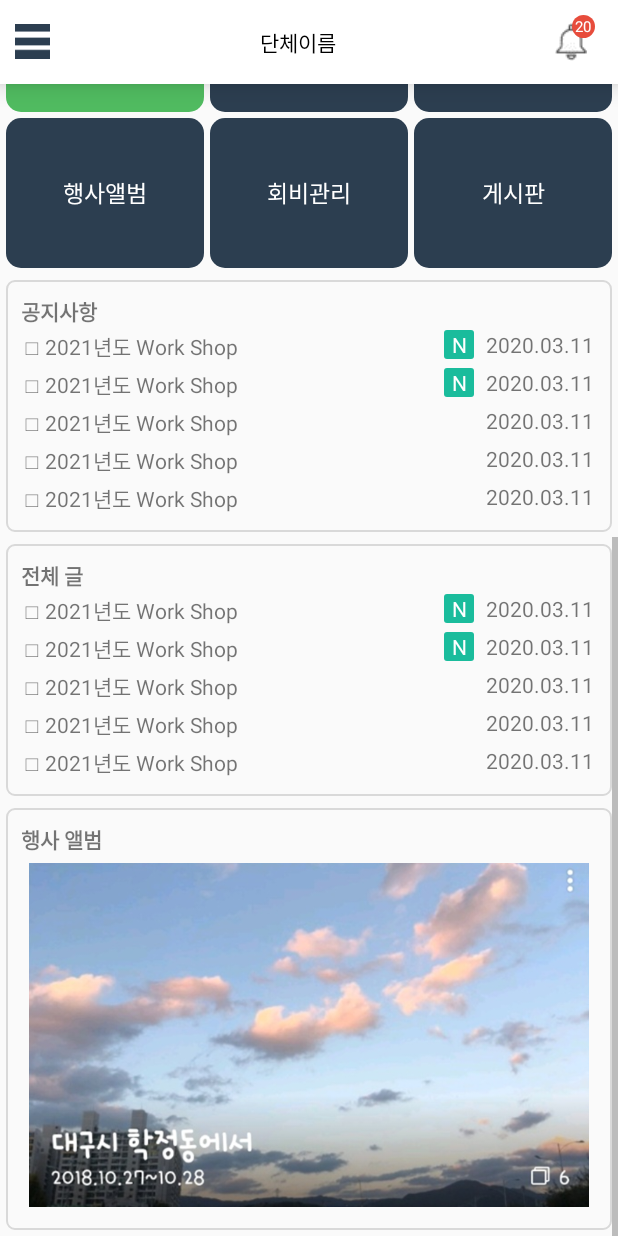
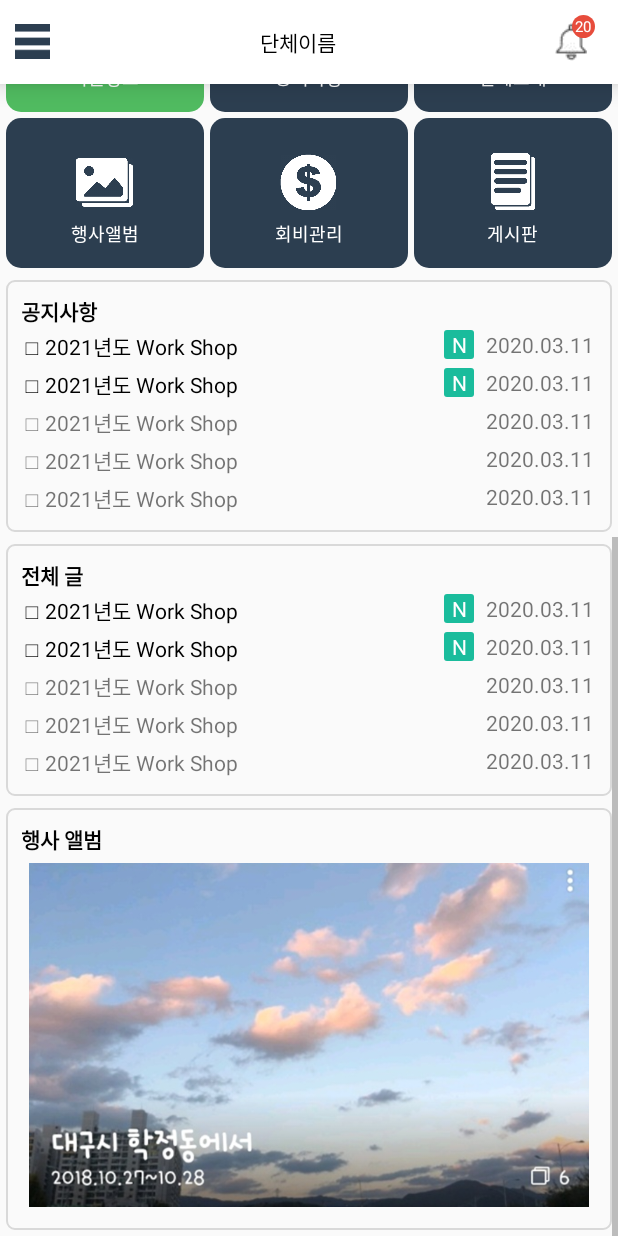
Before and after one commit to dohy12/project2_PDA, an Android app: the MainActivity screen opened directly, with no data from a screen before it, scrolled down 497 dp, on a phone screen of 412 x 824 dp. Run offline under Robolectric (Android 15) with nearby library versions, the phone set to English and light mode, and no system bars.

Commit message:
아이콘 추가

```diff
--- /dev/null
+++ b/PDA/app/src/main/res/drawable/circle.xml
@@ -0,0 +1,5 @@
+<?xml version="1.0" encoding="utf-8"?>
+<shape xmlns:android="http://schemas.android.com/apk/res/android" android:shape="rectangle" >
+    <solid android:color="#000000" />
+    <corners android:radius="300dp" />
+</shape>
--- a/PDA/app/src/main/res/layout/activity_main.xml
+++ b/PDA/app/src/main/res/layout/activity_main.xml
@@ -1,11 +1,17 @@
 <?xml version="1.0" encoding="utf-8"?>
-<LinearLayout xmlns:android="http://schemas.android.com/apk/res/android"
+<androidx.drawerlayout.widget.DrawerLayout
+    xmlns:android="http://schemas.android.com/apk/res/android"
     xmlns:app="http://schemas.android.com/apk/res-auto"
     xmlns:tools="http://schemas.android.com/tools"
     android:layout_width="match_parent"
     android:layout_height="match_parent"
     android:orientation="vertical"
     tools:context=".MainActivity">
+
+    <LinearLayout
+        android:layout_width="match_parent"
+        android:layout_height="match_parent"
+        android:orientation="vertical">
 
         <include
             layout="@layout/toolbar"
@@ -45,13 +51,20 @@
                             android:onClick="goMemList"
                             android:padding="0dp"
                             android:background="@drawable/main_button2" >
+                            <ImageView
+                                android:layout_marginTop="18dp"
+                                android:layout_width="50dp"
+                                android:layout_height="50dp"
+                                android:layout_gravity="center"
+                                android:src="@drawable/icon1"/>
                             <TextView
-                            android:layout_width="match_parent"
+                                android:layout_width="wrap_content"
                                 android:layout_height="match_parent"
                                 android:textAppearance="@style/TextAppearance.AppCompat.Large"
                                 android:text="회원정보"
-                            android:gravity="center"
-                            android:textSize="15sp"
+                                android:gravity="top"
+                                android:layout_gravity="center"
+                                android:textSize="12sp"
                                 android:textColor="#FFFFFF"/>
                         </LinearLayout>
 
@@ -63,20 +76,21 @@
                             android:padding="0dp"
                             android:onClick="goBoard1"
                             android:background="@drawable/main_button1" >
+                            <ImageView
+                                android:layout_marginTop="18dp"
+                                android:layout_width="50dp"
+                                android:layout_height="50dp"
+                                android:layout_gravity="center"
+                                android:src="@drawable/icon2"/>
                             <TextView
-                            android:layout_width="match_parent"
+                                android:layout_width="wrap_content"
                                 android:layout_height="match_parent"
                                 android:textAppearance="@style/TextAppearance.AppCompat.Large"
                                 android:text="공지사항"
-                            android:gravity="center"
-                            android:textSize="15sp"
+                                android:gravity="top"
+                                android:layout_gravity="center"
+                                android:textSize="12sp"
                                 android:textColor="#FFFFFF"/>
-
-                        <TextView
-                            android:layout_width="match_parent"
-                            android:layout_height="wrap_content"
-                            android:text="최신 글"
-                            android:textStyle="bold" />
                         </LinearLayout>
 
                         <LinearLayout
@@ -87,13 +101,20 @@
                             android:layout_margin="2dp"
                             android:padding="0dp"
                             android:background="@drawable/main_button1" >
+                            <ImageView
+                                android:layout_marginTop="18dp"
+                                android:layout_width="50dp"
+                                android:layout_height="50dp"
+                                android:layout_gravity="center"
+                                android:src="@drawable/icon5"/>
                             <TextView
-                            android:layout_width="match_parent"
+                                android:layout_width="wrap_content"
                                 android:layout_height="match_parent"
                                 android:textAppearance="@style/TextAppearance.AppCompat.Large"
                                 android:text="단체소개"
-                            android:gravity="center"
-                            android:textSize="15sp"
+                                android:gravity="top"
+                                android:layout_gravity="center"
+                                android:textSize="12sp"
                                 android:textColor="#FFFFFF"/>
                         </LinearLayout>
                     </TableRow>
@@ -108,13 +129,20 @@
                             android:layout_margin="2dp"
                             android:padding="0dp"
                             android:background="@drawable/main_button1" >
+                            <ImageView
+                                android:layout_marginTop="18dp"
+                                android:layout_width="50dp"
+                                android:layout_height="50dp"
+                                android:layout_gravity="center"
+                                android:src="@drawable/icon3"/>
                             <TextView
-                            android:layout_width="match_parent"
+                                android:layout_width="wrap_content"
                                 android:layout_height="match_parent"
                                 android:textAppearance="@style/TextAppearance.AppCompat.Large"
                                 android:text="행사앨범"
-                            android:gravity="center"
-                            android:textSize="15sp"
+                                android:gravity="top"
+                                android:layout_gravity="center"
+                                android:textSize="12sp"
                                 android:textColor="#FFFFFF"/>
                         </LinearLayout>
 
@@ -126,13 +154,20 @@
                             android:padding="0dp"
                             android:onClick="goMembershipFee"
                             android:background="@drawable/main_button1" >
+                            <ImageView
+                                android:layout_marginTop="18dp"
+                                android:layout_width="50dp"
+                                android:layout_height="50dp"
+                                android:layout_gravity="center"
+                                android:src="@drawable/icon4"/>
                             <TextView
-                            android:layout_width="match_parent"
+                                android:layout_width="wrap_content"
                                 android:layout_height="match_parent"
                                 android:textAppearance="@style/TextAppearance.AppCompat.Large"
                                 android:text="회비관리"
-                            android:gravity="center"
-                            android:textSize="15sp"
+                                android:gravity="top"
+                                android:layout_gravity="center"
+                                android:textSize="12sp"
                                 android:textColor="#FFFFFF"/>
                         </LinearLayout>
 
@@ -144,13 +179,20 @@
                             android:padding="0dp"
                             android:onClick="goBoard2"
                             android:background="@drawable/main_button1" >
+                            <ImageView
+                                android:layout_marginTop="18dp"
+                                android:layout_width="50dp"
+                                android:layout_height="50dp"
+                                android:layout_gravity="center"
+                                android:src="@drawable/icon6"/>
                             <TextView
-                            android:layout_width="match_parent"
+                                android:layout_width="wrap_content"
                                 android:layout_height="match_parent"
                                 android:textAppearance="@style/TextAppearance.AppCompat.Large"
                                 android:text="게시판"
-                            android:gravity="center"
-                            android:textSize="15sp"
+                                android:gravity="top"
+                                android:layout_gravity="center"
+                                android:textSize="12sp"
                                 android:textColor="#FFFFFF"/>
                         </LinearLayout>
                     </TableRow>
@@ -168,6 +210,7 @@
                         android:layout_width="match_parent"
                         android:layout_height="wrap_content"
                         android:textStyle="bold"
+                        android:textColor="#000000"
                         android:text="공지사항"/>
 
                     <LinearLayout
@@ -178,6 +221,7 @@
                         <TextView
                             android:layout_width="250dp"
                             android:layout_height="wrap_content"
+                            android:textColor="#000000"
                             android:text="□ 2021년도 Work Shop"/>
                         <LinearLayout
                             android:layout_width="0dp"
@@ -211,6 +255,7 @@
                         <TextView
                             android:layout_width="250dp"
                             android:layout_height="wrap_content"
+                            android:textColor="#000000"
                             android:text="□ 2021년도 Work Shop"/>
                         <LinearLayout
                             android:layout_width="0dp"
@@ -352,6 +397,7 @@
                         android:layout_width="match_parent"
                         android:layout_height="wrap_content"
                         android:textStyle="bold"
+                        android:textColor="#000000"
                         android:text="전체 글"/>
 
                     <LinearLayout
@@ -362,6 +408,7 @@
                         <TextView
                             android:layout_width="250dp"
                             android:layout_height="wrap_content"
+                            android:textColor="#000000"
                             android:text="□ 2021년도 Work Shop"/>
                         <LinearLayout
                             android:layout_width="0dp"
@@ -395,6 +442,7 @@
                         <TextView
                             android:layout_width="250dp"
                             android:layout_height="wrap_content"
+                            android:textColor="#000000"
                             android:text="□ 2021년도 Work Shop"/>
                         <LinearLayout
                             android:layout_width="0dp"
@@ -535,6 +583,7 @@
                         android:layout_width="match_parent"
                         android:layout_height="wrap_content"
                         android:textStyle="bold"
+                        android:textColor="#000000"
                         android:text="행사 앨범"/>
 
                     <ImageView
@@ -547,6 +596,8 @@
                 </LinearLayout>
             </LinearLayout>
         </ScrollView>
+    </LinearLayout>
 
-
-</LinearLayout>
+    <include
+        layout="@layout/drawer"/>
+</androidx.drawerlayout.widget.DrawerLayout>
--- a/PDA/app/src/main/res/layout/activity_member_list.xml
+++ b/PDA/app/src/main/res/layout/activity_member_list.xml
@@ -128,4 +128,5 @@
             </LinearLayout>
         </LinearLayout>
     </ScrollView>
+
 </LinearLayout>
--- /dev/null
+++ b/PDA/app/src/main/res/layout/drawer.xml
@@ -0,0 +1,45 @@
+<?xml version="1.0" encoding="utf-8"?>
+<LinearLayout
+    android:id="@+id/drawerBar"
+    xmlns:android="http://schemas.android.com/apk/res/android"
+    android:layout_width="300dp"
+    android:layout_gravity="left"
+
+    android:paddingTop="20dp"
+    android:layout_height="match_parent"
+    android:background="#FFFFFF"
+    android:orientation="vertical">
+
+    <ImageView
+        android:id="@+id/profile_image"
+        android:layout_margin="20dp"
+        android:layout_width="60dp"
+        android:layout_height="60dp"
+        android:background="@drawable/circle"
+        android:src="@drawable/img6"/>
+
+    <TextView
+        android:layout_width="match_parent"
+        android:layout_height="wrap_content"
+        android:text="이도희"
+        android:layout_marginLeft="20dp"
+        android:textStyle="bold"
+        android:textSize="20dp"
+        android:textColor="#000000"/>
+
+
+    <TextView
+        android:layout_width="match_parent"
+        android:layout_height="wrap_content"
+        android:layout_marginLeft="20dp"
+        android:text="dohy12@naver.com"/>
+
+    <View
+        android:layout_marginTop="20dp"
+        android:layout_marginBottom="20dp"
+        android:layout_width="match_parent"
+        android:layout_height="0.3dp"
+        android:background="#909090"/>
+
+
+</LinearLayout>
```
Also changed, not shown: PDA/app/src/main/res/drawable/icon1.png (added), PDA/app/src/main/res/drawable/icon2.png (added), PDA/app/src/main/res/drawable/icon3.png (added), PDA/app/src/main/res/drawable/icon4.png (added), PDA/app/src/main/res/drawable/icon5.png (added), PDA/app/src/main/res/drawable/icon6.png (added). Lines whose indentation alone changed are shown as unchanged.
